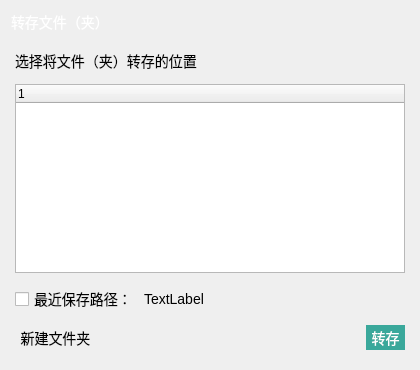
Qt form MicroLib/MicroLib/Dialogs/forwardwidget.ui (lileimt/MicroLib) before a commit.
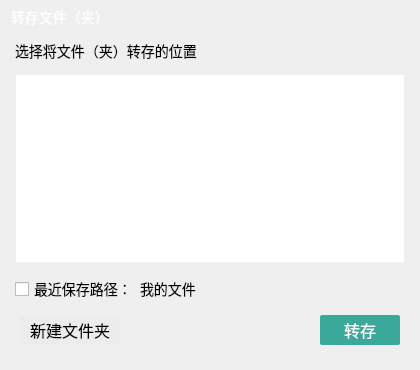
The same form after that commit. Icons and pictures are not drawn. Custom widgets are drawn as their Qt base class.

Diff of the .ui file:
```diff
--- a/MicroLib/MicroLib/Dialogs/forwardwidget.ui
+++ b/MicroLib/MicroLib/Dialogs/forwardwidget.ui
@@ -16,10 +16,20 @@
   <property name="styleSheet">
    <string notr="true">QForwardWidget{
 	background:white;
+	border-radius:8px;
 }
 QBaseWidget#titleWidget{
 	background-color: qlineargradient(spread:pad, x1:0, y1:0, x2:1, y2:0, stop:0 rgba(58, 168, 155, 255), stop:1 rgba(129, 179, 77, 255));
 	color:white;
+	border-top-left-radius:8px;
+	border-top-right-radius:8px;
+}
+QTreeWidget#treeWidget{
+	font: 12pt &quot;微软雅黑&quot;;
+	border:1px solid #f1f1f1;
+}
+QTreeWidget#treeWidget::item{
+	height:25px;	
 }
 QLabel#lblTitle{
 	color:white;
@@ -35,10 +45,18 @@
 	border-image: url(:/images/close);
 }
 QToolButton#btnForward{
+	font-size : 16px;
 	background:#3aa89b;
 	color:white;
+	border:1px soild black;
+	border-radius:2px;
 }
-</string>
+QToolButton#btnNew{
+	font-size : 16px;
+	background:#ececec;
+	border:1px soild black;
+	border-radius:2px;
+}</string>
   </property>
   <layout class="QVBoxLayout" name="verticalLayout_2">
    <property name="leftMargin">
@@ -51,7 +69,7 @@
     <number>0</number>
    </property>
    <property name="bottomMargin">
-    <number>20</number>
+    <number>25</number>
    </property>
    <item>
     <widget class="QBaseWidget" name="titleWidget" native="true">
@@ -62,6 +80,12 @@
       </sizepolicy>
      </property>
      <layout class="QHBoxLayout" name="horizontalLayout">
+      <property name="topMargin">
+       <number>6</number>
+      </property>
+      <property name="bottomMargin">
+       <number>6</number>
+      </property>
       <item>
        <widget class="QLabel" name="lblTitle">
         <property name="text">
@@ -150,15 +174,22 @@
      </item>
      <item>
       <widget class="QTreeWidget" name="treeWidget">
-       <column>
-        <property name="text">
-         <string notr="true">1</string>
-        </property>
-       </column>
+       <property name="indentation">
+        <number>20</number>
+       </property>
+       <property name="rootIsDecorated">
+        <bool>true</bool>
+       </property>
+       <attribute name="headerVisible">
+        <bool>false</bool>
+       </attribute>
       </widget>
      </item>
      <item>
       <layout class="QHBoxLayout" name="horizontalLayout_3">
+       <property name="spacing">
+        <number>2</number>
+       </property>
        <item>
         <widget class="QCheckBox" name="chkBox">
          <property name="sizePolicy">
@@ -175,7 +206,10 @@
        <item>
         <widget class="QLabel" name="lblPath">
          <property name="text">
-          <string>TextLabel</string>
+          <string>我的文件</string>
+         </property>
+         <property name="scaledContents">
+          <bool>true</bool>
          </property>
         </widget>
        </item>
@@ -183,8 +217,20 @@
      </item>
      <item>
       <layout class="QHBoxLayout" name="horizontalLayout_4">
+       <property name="leftMargin">
+        <number>5</number>
+       </property>
+       <property name="rightMargin">
+        <number>5</number>
+       </property>
        <item>
         <widget class="QToolButton" name="btnNew">
+         <property name="minimumSize">
+          <size>
+           <width>100</width>
+           <height>30</height>
+          </size>
+         </property>
          <property name="text">
           <string>新建文件夹</string>
          </property>
@@ -211,6 +257,12 @@
        </item>
        <item>
         <widget class="QToolButton" name="btnForward">
+         <property name="minimumSize">
+          <size>
+           <width>80</width>
+           <height>30</height>
+          </size>
+         </property>
          <property name="text">
           <string>转存</string>
          </property>
```
